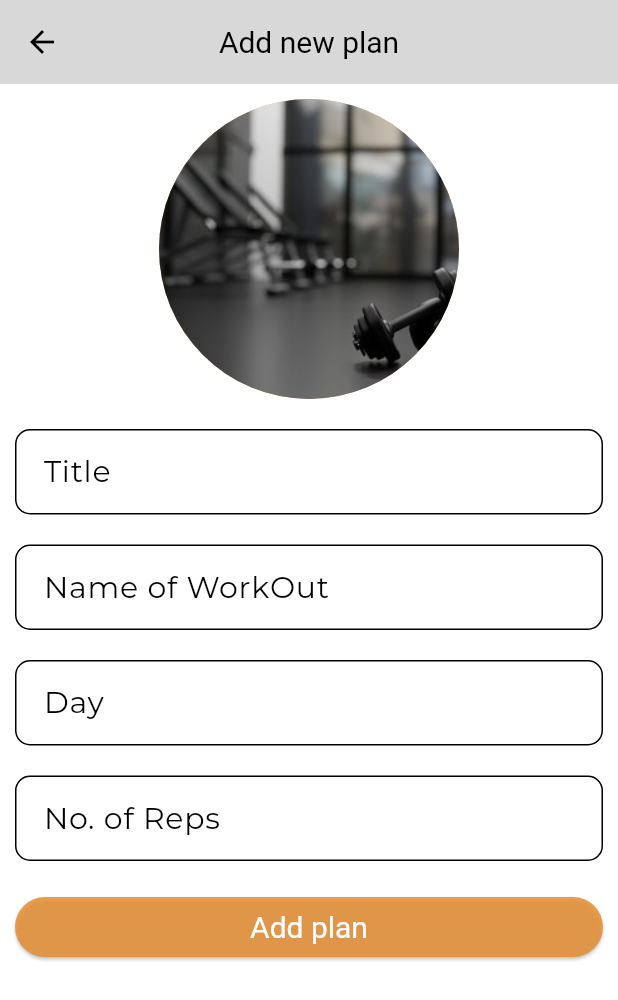
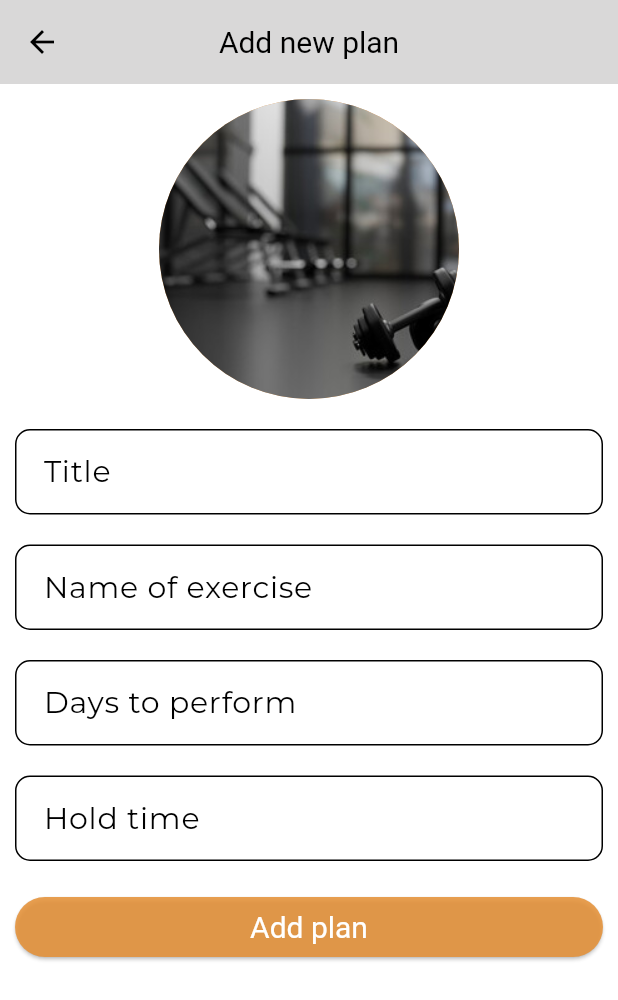
Before and after one commit to ManishSharma-01/YogaFlutter, a Flutter app: the AddWorkoutView screen opened by its route, on a phone screen of 412 x 824 dp. Shown: the top 1000 px of the screen. Run offline on Flutter 3.47's test engine with Material 2 defaults, Android fonts, the phone set to English and light mode, and no system bars; our stand-ins replace awesome_notifications, connectivity_plus, dartz, dio, equatable, flutter_riverpod and 10 more; missing offline and left inert: shake; accounts and stored records are empty; network calls fail.

Commit message:
minor changes

```diff
--- a/lib/features/auth/data/repository/auth_local_repository.dart
+++ b/lib/features/auth/data/repository/auth_local_repository.dart
@@ -36,37 +36,31 @@ class AuthLocalRepository implements IAuthRepository {
 
   @override
   Future<Either<Failure, UserEntity>> getUser(String id) {
-    // TODO: implement getUser
     throw UnimplementedError();
   }
 
   @override
   Future<Either<Failure, List<UserEntity>>> getAllUsers() {
-    // TODO: implement getAllUsers
     throw UnimplementedError();
   }
 
   @override
   Future<Either<Failure, bool>> checkUser(String userID) {
-    // TODO: implement checkUser
     throw UnimplementedError();
   }
 
   @override
   Future<Either<Failure, UserEntity>> getMe() {
-    // TODO: implement getMe
     throw UnimplementedError();
   }
 
   @override
   Future<Either<Failure, List<RoutineEntity>>> getMyRoutine() {
-    // TODO: implement getMyRoutine
     throw UnimplementedError();
   }
 
   @override
   Future<Either<Failure, UserEntity>> updateUser(String user, UserEntity dd) {
-    // TODO: implement updateUser
     throw UnimplementedError();
   }
 }
--- a/lib/features/auth/data/repository/auth_remote_repository.dart
+++ b/lib/features/auth/data/repository/auth_remote_repository.dart
@@ -43,7 +43,6 @@ class AuthRemoteRepository implements IAuthRepository {
 
   @override
   Future<Either<Failure, bool>> checkUser(String userID) {
-    // TODO: implement checkUser
     throw UnimplementedError();
   }
 
@@ -54,14 +53,12 @@ class AuthRemoteRepository implements IAuthRepository {
 
   @override
   Future<Either<Failure, List<RoutineEntity>>> getMyRoutine() {
-    // TODO: implement getMyRoutine
     return _authRemoteDataSource.getMyRoutine();
   }
 
   @override
   Future<Either<Failure, UserEntity>> updateUser(
       String userId, UserEntity user) {
-    // TODO: implement updateUser
     return _authRemoteDataSource.updateUser(userId, user);
   }
 }
--- a/lib/features/home/presentation/view/bottom_view/add_workout_view.dart
+++ b/lib/features/home/presentation/view/bottom_view/add_workout_view.dart
@@ -146,11 +146,11 @@ class _AddWorkoutViewState extends ConsumerState<AddWorkoutView> {
                 gap,
                 customTextField(titleController, 'Title'),
                 gap,
-                customTextField(nameController, 'Name of WorkOut'),
+                customTextField(nameController, 'Name of exercise'),
                 gap,
-                customTextField(dayController, 'Day'),
+                customTextField(dayController, 'Days to perform'),
                 gap,
-                customTextField(repsNumController, 'No. of Reps'),
+                customTextField(repsNumController, 'Hold time'),
                 gap,
                 SizedBox(
                   width: double.infinity,
--- a/lib/features/routine/data/repository/routine_local_repo_impl.dart
+++ b/lib/features/routine/data/repository/routine_local_repo_impl.dart
@@ -21,38 +21,32 @@ class RoutineLocalRepositoryImpl implements IRoutineRepository {
 
   @override
   Future<Either<Failure, bool>> addRoutine(RoutineEntity routine) {
-    // TODO: implement addRoutine
     throw UnimplementedError();
   }
 
   @override
   Future<Either<Failure, bool>> deleteRoutine(String id) {
-    // TODO: implement deleteRoutine
     throw UnimplementedError();
   }
 
   @override
   Future<Either<Failure, List<RoutineEntity>>> getAllRoutines() {
-    // TODO: implement getAllRoutines
     throw UnimplementedError();
   }
 
   @override
   Future<Either<Failure, List<UserEntity>>> getAllUsersByRoutine(
       String routineId) {
-    // TODO: implement getAllUsersByRoutine
     throw UnimplementedError();
   }
 
   @override
   Future<Either<Failure, List<RoutineEntity>>> getMyRoutines() {
-    // TODO: implement getMyRoutines
     throw UnimplementedError();
   }
 
   @override
   Future<Either<Failure, bool>> updateRoutine(String id) {
-    // TODO: implement updateRoutine
     throw UnimplementedError();
   }
 }
--- a/lib/features/routine/presentation/state/routine_state.dart
+++ b/lib/features/routine/presentation/state/routine_state.dart
@@ -38,6 +38,5 @@ class RoutineState extends Equatable {
   }
 
   @override
-  // TODO: implement props
   List<Object?> get props => throw UnimplementedError();
 }
--- a/lib/features/routine/presentation/view/routine_view.dart
+++ b/lib/features/routine/presentation/view/routine_view.dart
@@ -1,5 +1,3 @@
-// import 'package:fitbit/features/routine/presentation/viewmodel/routine_view_model.dart';
-// import 'package:fitbit/features/routine/presentation/widget/routine_card_widget.dart';
 import 'package:flutter/material.dart';
 import 'package:flutter_riverpod/flutter_riverpod.dart';
 
--- a/lib/features/workout/domain/entity/workout_entity.dart
+++ b/lib/features/workout/domain/entity/workout_entity.dart
@@ -9,7 +9,6 @@ class WorkoutEntity extends Equatable {
   final String day;
 
   @override
-  // TODO: implement props
   List<Object?> get props => [
         workoutId,
         title,
```
